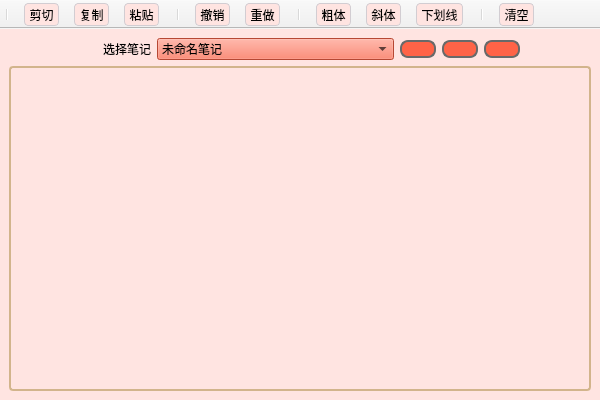
First picture: the form in notewindow.ui, repository Vivanto-Libera/Pomodoro, before the edit.
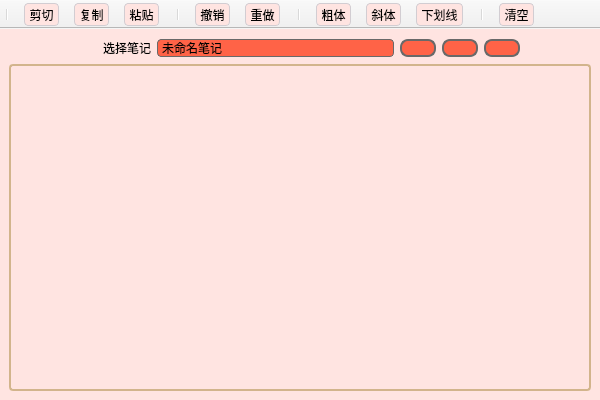
Second picture: the form after the edit. Icons and pictures are not drawn.

Commit message: Changed stylesheet of comboBox

```diff
--- a/notewindow.ui
+++ b/notewindow.ui
@@ -53,6 +53,40 @@
 QComboBox
 {
 	background-color:rgb(255,99,71);
+	border-radius:4px;
+	border:1px solid rgb(105,105,105);
+	padding:0px 4px;
+}
+QComboBox::drop-down
+{
+	border-radius:4px;
+}
+QComboBox::down-arrow
+{
+	image:url(:/icons/images/down.png);
+	width:15px;
+}
+QComboBox QAbstractItemView
+{
+	background-color:#FFF5E6;
+	color:#333333;
+	border:1px solid rgb(255,99,71);
+	border-radius:4px;
+	padding:3px;
+	selection-background-color:rgb(255,99,71);
+	selection-color:white;
+}
+QComboBox QAbstractItemView::item:hover
+{
+	background-color:#FF4500;
+}
+QComboBox::hover
+{
+	border-color:#FF4500;
+}
+QComboBox::drop-down:hover
+{
+	background-color:rgba(255,255,255,0.1);
 }
 QToolBar
 {
```
The commit also changes 3 other files.
